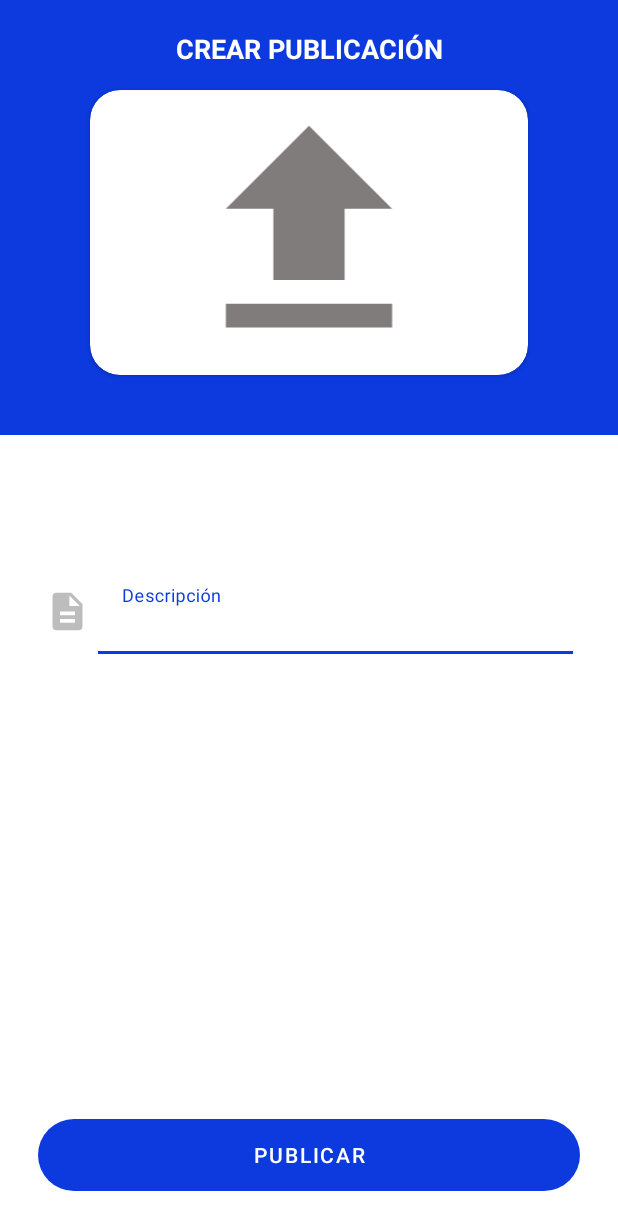
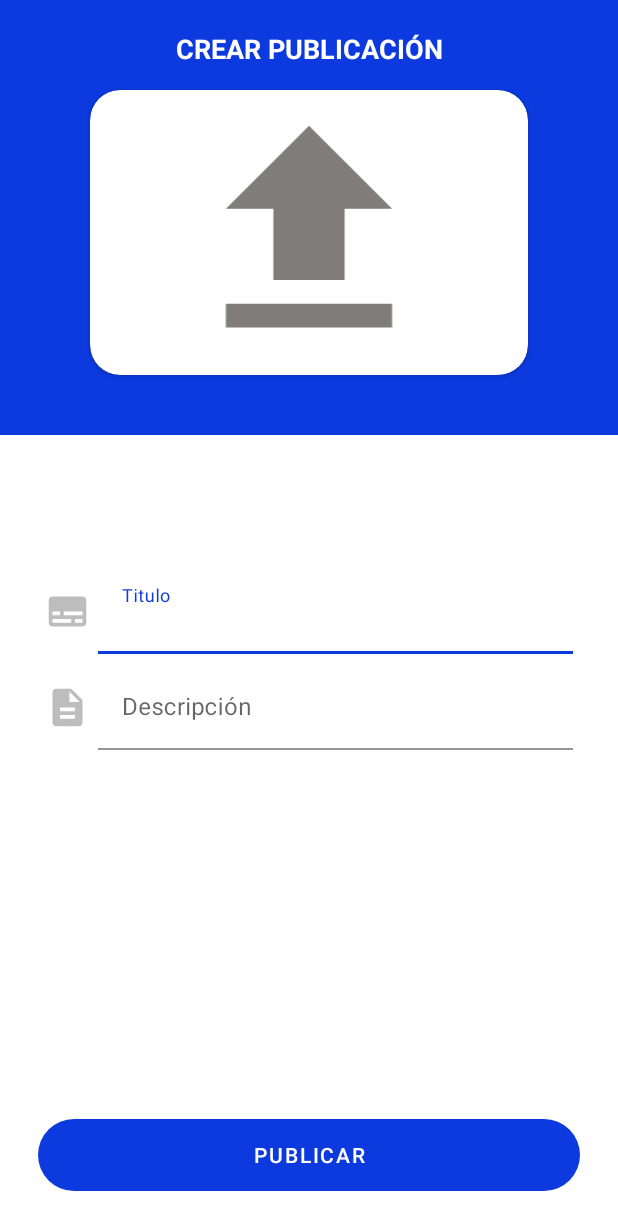
Before and after one commit to EmilioRDev/Unetify, an Android app: the PostActivity screen opened directly, with no data from a screen before it, after a tap on "PUBLICAR", on a phone screen of 412 x 824 dp. Shown: the top 1230 px of the screen. Run offline under Robolectric (Android 15) with nearby library versions, the phone set to English and light mode, and no system bars; our stand-ins replace Firebase (no records; nobody signed in at launch, a user with empty details on screens opened directly).

Commit message:
Guardar datos de la imagen del Storage en Firestore database

```diff
--- a/app/src/main/java/com/example/unetify/activities/PostActivity.java
+++ b/app/src/main/java/com/example/unetify/activities/PostActivity.java
@@ -5,27 +5,29 @@ import androidx.activity.result.ActivityResultCallback;
 import androidx.activity.result.ActivityResultLauncher;
 import androidx.activity.result.contract.ActivityResultContracts;
 import androidx.annotation.NonNull;
-import androidx.annotation.Nullable;
 import androidx.appcompat.app.AppCompatActivity;
-import androidx.cardview.widget.CardView;
 
 import android.app.Activity;
 import android.content.Intent;
-import android.graphics.Bitmap;
 import android.graphics.BitmapFactory;
+import android.net.Uri;
 import android.os.Bundle;
 import android.util.Log;
 import android.view.View;
-import android.view.ViewGroup;
 import android.widget.Button;
 import android.widget.ImageView;
 import android.widget.Toast;
 
 import com.example.unetify.R;
-import com.example.unetify.providers.ImageProviders;
+import com.example.unetify.models.Post;
+import com.example.unetify.providers.AuthProvider;
+import com.example.unetify.providers.ImageProvider;
+import com.example.unetify.providers.PostProvider;
 import com.example.unetify.utils.FileUtil;
 import com.google.android.gms.tasks.OnCompleteListener;
+import com.google.android.gms.tasks.OnSuccessListener;
 import com.google.android.gms.tasks.Task;
+import com.google.android.material.textfield.TextInputEditText;
 import com.google.firebase.storage.UploadTask;
 
 import java.io.File;
@@ -33,27 +35,34 @@ import java.io.File;
 public class PostActivity extends AppCompatActivity {
 
     ImageView mImageViewPost;
-    //CardView mCardView;
     File mImageFile;
     Button mButtonPost;
-    ImageProviders mImageProviders;
-    private final int GALLERY_REQUEST_CODE = 1;
+    TextInputEditText mTextInputTitle,mTextInputDescription;
+    ImageProvider mImageProvider;
+    PostProvider mPostProvider;
+    AuthProvider mAuthProvider;
+    String mTitle = "";
+    String mDescription = "";
+
 
     @Override
     protected void onCreate(Bundle savedInstanceState) {
         super.onCreate(savedInstanceState);
         setContentView(R.layout.activity_post);
 
-        mImageProviders = new ImageProviders();
+        mImageProvider = new ImageProvider();
+        mPostProvider = new PostProvider();
+        mAuthProvider = new AuthProvider();
 
         mImageViewPost = findViewById(R.id.imageViewPost);
-        //mCardView = findViewById(R.id.cardViewUp);
         mButtonPost = findViewById(R.id.btnPost);
+        mTextInputTitle = findViewById(R.id.TextInputTitle);
+        mTextInputDescription = findViewById(R.id.TextInputDescription);
 
         mButtonPost.setOnClickListener(new View.OnClickListener() {
             @Override
             public void onClick(View v) {
-                saveImage();
+                clickPost();
             }
         });
         mImageViewPost.setOnClickListener(new View.OnClickListener() {
@@ -64,13 +73,51 @@ public class PostActivity extends AppCompatActivity {
         });
     }
 
+    private void clickPost() {
+
+        mTitle = mTextInputTitle.getText().toString();
+        mDescription = mTextInputDescription.getText().toString();
+
+        if (!mTitle.isEmpty() && !mDescription.isEmpty()) {
+            if (mImageFile != null){
+                saveImage();
+            }else {
+                Toast.makeText(this, "Debes seleccionar una imagen", Toast.LENGTH_SHORT).show();
+            }
+        }else {
+            Toast.makeText(this, "Completa los campos para publicar", Toast.LENGTH_SHORT).show();
+        }
+    }
+
     private void saveImage() {
-        mImageProviders.save(PostActivity.this,mImageFile).addOnCompleteListener(new OnCompleteListener<UploadTask.TaskSnapshot>() {
+        mImageProvider.save(PostActivity.this,mImageFile).addOnCompleteListener(new OnCompleteListener<UploadTask.TaskSnapshot>() {
             @Override
             public void onComplete(@NonNull Task<UploadTask.TaskSnapshot> task) {
                 if (task.isSuccessful()) {
-                    Toast.makeText(PostActivity.this, "La imagen se almaceno correctamente", Toast.LENGTH_SHORT).show();
+                    mImageProvider.getStorage().getDownloadUrl().addOnSuccessListener(new OnSuccessListener<Uri>() {
+                        @Override
+                        public void onSuccess(Uri uri) {
+                            String url = uri.toString();
+                            Post post = new Post();
+                            post.setImage(url);
+                            post.setTitle(mTitle);
+                            post.setDescription(mDescription);
+                            post.setIdUser(mAuthProvider.getUid());
+                            mPostProvider.save(post).addOnCompleteListener(new OnCompleteListener<Void>() {
+                                @Override
+                                public void onComplete(@NonNull Task<Void> taskSave) {
+                                    if (taskSave.isSuccessful()){
+                                        Toast.makeText(PostActivity.this, "La información se almaceno correctamente", Toast.LENGTH_SHORT).show();
+                                    }else{
+                                        Log.e("ERROR","Se produjo un error al almacenar la imagen en la base de datos ");
+                                        Toast.makeText(PostActivity.this, "No se pudo almacenar la información", Toast.LENGTH_SHORT).show();
+                                    }
+                                }
+                            });
+                        }
+                    });
                 }else {
+                    Log.e("ERROR","Se produjo un error al almacenar la imagen en el storage");
                     Toast.makeText(PostActivity.this, "Hubo un error al almacenar la imagen", Toast.LENGTH_SHORT).show();
                 }
             }
@@ -86,8 +133,6 @@ public class PostActivity extends AppCompatActivity {
                         try {
                             mImageFile = FileUtil.from(PostActivity.this,result.getData().getData());
                             mImageViewPost.setImageBitmap(BitmapFactory.decodeFile(mImageFile.getAbsolutePath()));
-                            /*mImageViewPost.setScaleType(ImageView.ScaleType.CENTER_CROP);
-                            mImageViewPost.setLayoutParams(new CardView.LayoutParams(mCardView.getWidth(), ViewGroup.LayoutParams.MATCH_PARENT));*/
 
                         }catch (Exception e){
                             Log.e("ERROR","Se produjo un error "+ e.getMessage());
--- a/app/src/main/java/com/example/unetify/providers/ImageProviders.java
+++ b/app/src/main/java/com/example/unetify/providers/ImageProvider.java
@@ -3,7 +3,6 @@ package com.example.unetify.providers;
 import android.content.Context;
 
 import com.example.unetify.utils.CompressorBitmapImage;
-import com.google.android.gms.auth.api.signin.internal.Storage;
 import com.google.firebase.storage.FirebaseStorage;
 import com.google.firebase.storage.StorageReference;
 import com.google.firebase.storage.UploadTask;
@@ -11,18 +10,23 @@ import com.google.firebase.storage.UploadTask;
 import java.io.File;
 import java.util.Date;
 
-public class ImageProviders {
+public class ImageProvider {
 
     StorageReference mStorage;
 
-    public ImageProviders(){
+    public ImageProvider(){
         mStorage = FirebaseStorage.getInstance().getReference();
     }
 
     public UploadTask save(Context context, File file){
         byte[] imageByte = CompressorBitmapImage.getImage(context,file.getPath(),500, 500);
         StorageReference storage = mStorage.child(new Date() + ".jpg");
+        mStorage = storage;
         UploadTask task = storage.putBytes(imageByte);
         return task;
     }
+
+    public StorageReference getStorage(){
+        return mStorage;
+    }
 }
--- /dev/null
+++ b/app/src/main/java/com/example/unetify/providers/PostProvider.java
@@ -0,0 +1,20 @@
+package com.example.unetify.providers;
+
+import com.example.unetify.models.Post;
+import com.google.android.gms.tasks.Task;
+import com.google.firebase.firestore.CollectionReference;
+import com.google.firebase.firestore.FirebaseFirestore;
+
+public class PostProvider {
+
+    CollectionReference mColletion;
+
+    public PostProvider(){
+        mColletion = FirebaseFirestore.getInstance().collection("Posts");
+    }
+
+    public Task<Void> save(Post post) {
+        return mColletion.document().set(post);
+    }
+
+}
--- /dev/null
+++ b/app/src/main/res/drawable/ic_title.xml
@@ -0,0 +1,5 @@
+<vector android:height="100dp" android:tint="#BDBDBD"
+    android:viewportHeight="24" android:viewportWidth="24"
+    android:width="100dp" xmlns:android="http://schemas.android.com/apk/res/android">
+    <path android:fillColor="@android:color/white" android:pathData="M20,4L4,4c-1.1,0 -2,0.9 -2,2v12c0,1.1 0.9,2 2,2h16c1.1,0 2,-0.9 2,-2L22,6c0,-1.1 -0.9,-2 -2,-2zM4,12h4v2L4,14v-2zM14,18L4,18v-2h10v2zM20,18h-4v-2h4v2zM20,14L10,14v-2h10v2z"/>
+</vector>
--- a/app/src/main/res/layout/activity_post.xml
+++ b/app/src/main/res/layout/activity_post.xml
@@ -68,6 +68,36 @@
                 android:layout_width="30dp"
                 android:layout_height="30dp"
                 android:layout_marginRight="5dp"
+                android:src="@drawable/ic_title"/>
+
+            <com.google.android.material.textfield.TextInputLayout
+                android:layout_width="match_parent"
+                android:layout_height="wrap_content">
+
+                <com.google.android.material.textfield.TextInputEditText
+                    android:id="@+id/TextInputTitle"
+                    android:layout_width="match_parent"
+                    android:layout_height="wrap_content"
+                    android:hint="Titulo"
+                    android:inputType="text"
+                    android:background="#00FFFFFF"
+                    android:maxLength="70"/>
+            </com.google.android.material.textfield.TextInputLayout>
+        </LinearLayout>
+
+        <LinearLayout
+            android:layout_width="match_parent"
+            android:layout_height="wrap_content"
+            android:orientation="horizontal"
+            android:layout_marginLeft="30dp"
+            android:layout_marginRight="30dp"
+            android:layout_marginTop="8dp"
+            android:gravity="center">
+
+            <ImageView
+                android:layout_width="30dp"
+                android:layout_height="30dp"
+                android:layout_marginRight="5dp"
                 android:src="@drawable/ic_description"/>
 
             <com.google.android.material.textfield.TextInputLayout
```
Also changed, not shown: app/src/main/java/com/example/unetify/models/Post.java (added, +58 -0 lines).
